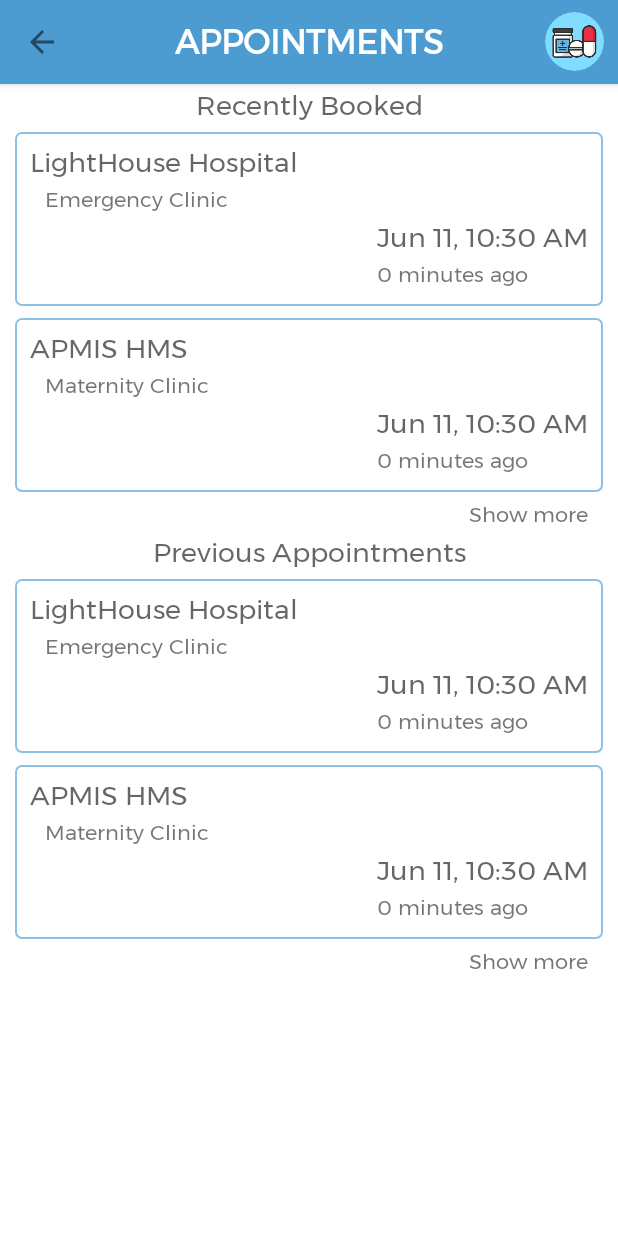
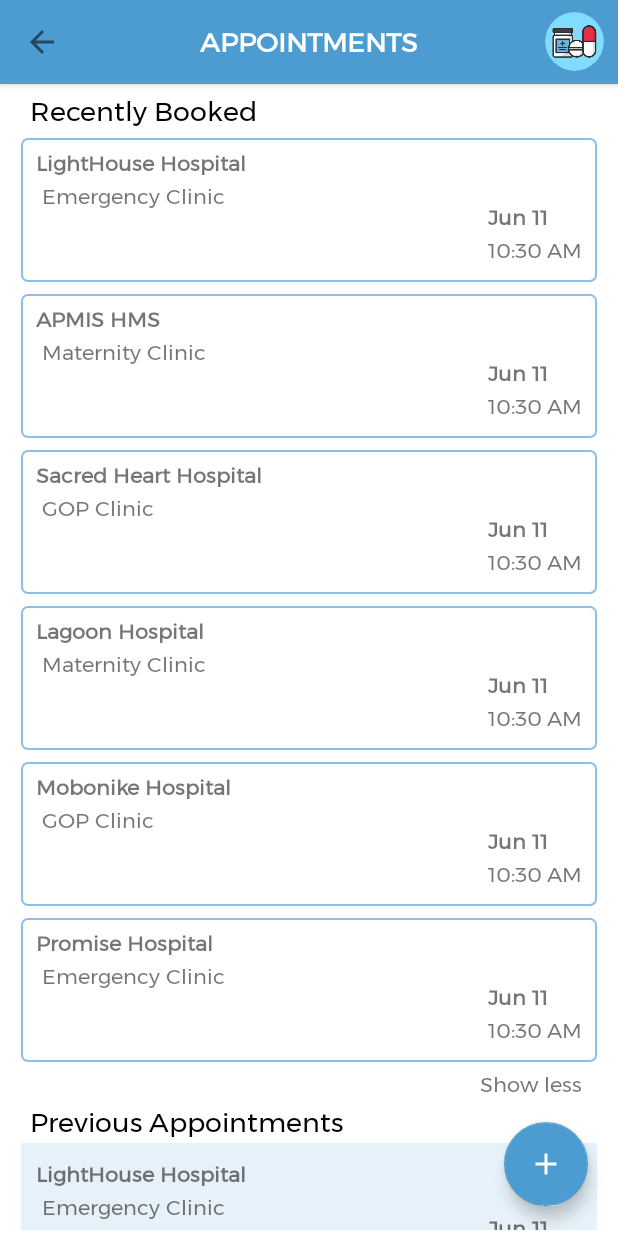
Before and after one commit to APMIS-HMS/cepdroid, an Android app: the fragment AppointmentFragment placed in its activity, after a tap on "Show more", on a phone screen of 412 x 824 dp. Run offline under Robolectric (Android 15) with nearby library versions, the phone set to English and light mode, and no system bars; our stand-ins replace ButterKnife, CircleImageView, Room's generated code, Volley; libraries missing offline, so code that uses them is left out: com.firebase.jobdispatcher.

Commit message:
Add apppointment set up, fix show more and show less

```diff
--- a/app/src/main/java/ng/apmis/apmismobile/ui/dashboard/appointment/AppointmentAdapter.java
+++ b/app/src/main/java/ng/apmis/apmismobile/ui/dashboard/appointment/AppointmentAdapter.java
@@ -3,6 +3,7 @@ package ng.apmis.apmismobile.ui.dashboard.appointment;
 import android.content.Context;
 import android.support.annotation.NonNull;
 import android.support.v7.widget.RecyclerView;
+import android.text.format.DateFormat;
 import android.text.format.DateUtils;
 import android.view.LayoutInflater;
 import android.view.View;
@@ -24,16 +25,18 @@ import static android.text.format.DateUtils.FORMAT_SHOW_TIME;
 public class AppointmentAdapter extends RecyclerView.Adapter<AppointmentAdapter.AppointmentViewHolder> {
 
     private Context mContext;
-    public ArrayList<Appointments> appointmentList;
-    int num = 1;
+    private ArrayList<Appointments> appointmentList;
+    private int num = 1;
+    private boolean isRecent = true;
 
     AppointmentAdapter(Context context) {
         mContext = context;
         appointmentList = new ArrayList<Appointments>();
     }
 
-    void setAppointmentList(ArrayList<Appointments> appointmentList) {
+    void setAppointmentList(ArrayList<Appointments> appointmentList, boolean isRecent) {
         this.appointmentList = appointmentList;
+        this.isRecent = isRecent;
         notifyDataSetChanged();
     }
 
@@ -54,8 +57,8 @@ public class AppointmentAdapter extends RecyclerView.Adapter<AppointmentAdapter.
         Appointments currentAppointment = appointmentList.get(position);
         holder.facilityNameTv.setText(currentAppointment.getFacilityName());
         holder.clinicNameTv.setText(currentAppointment.getClinicName());
-        holder.appointmentDateTv.setText(DateUtils.getRelativeDateTimeString(mContext, currentAppointment.getAppointmentDateTime(),0,0, FORMAT_SHOW_TIME));
-        holder.appointmentTimeTv.setText(DateUtils.getRelativeTimeSpanString(currentAppointment.getAppointmentDateTime()));
+        holder.appointmentDateTv.setText(String.format("%s %s", DateFormat.format("MMM", currentAppointment.getAppointmentDateTime()), DateFormat.format("dd", currentAppointment.getAppointmentDateTime())));
+        holder.appointmentTimeTv.setText(DateUtils.getRelativeTimeSpanString(mContext, currentAppointment.getAppointmentDateTime()));
 
     }
 
@@ -76,13 +79,27 @@ public class AppointmentAdapter extends RecyclerView.Adapter<AppointmentAdapter.
         return num * 2;
     }
 
+    void showMore() {
+        if ((num * 2) < appointmentList.size()) {
+            num = appointmentList.size();
+            notifyDataSetChanged();
+        }
+    }
+
+    void showLess() {
+        num = 1;
+        notifyDataSetChanged();
+    }
+
     class AppointmentViewHolder extends RecyclerView.ViewHolder {
 
         TextView facilityNameTv, clinicNameTv, appointmentDateTv, appointmentTimeTv;
 
         AppointmentViewHolder(View itemView) {
             super(itemView);
-
+            if (!isRecent) {
+                itemView.setBackgroundColor(mContext.getResources().getColor(R.color.transparent_blue));
+            }
             facilityNameTv = itemView.findViewById(R.id.facility_name_tv);
             clinicNameTv = itemView.findViewById(R.id.clinic_name_tv);
             appointmentDateTv = itemView.findViewById(R.id.appointment_date_tv);
--- a/app/src/main/java/ng/apmis/apmismobile/ui/dashboard/appointment/AppointmentFragment.java
+++ b/app/src/main/java/ng/apmis/apmismobile/ui/dashboard/appointment/AppointmentFragment.java
@@ -3,6 +3,7 @@ package ng.apmis.apmismobile.ui.dashboard.appointment;
 import android.os.Bundle;
 import android.support.annotation.NonNull;
 import android.support.annotation.Nullable;
+import android.support.design.widget.FloatingActionButton;
 import android.support.v4.app.Fragment;
 import android.support.v7.widget.LinearLayoutManager;
 import android.support.v7.widget.RecyclerView;
@@ -15,6 +16,8 @@ import android.widget.Toast;
 import java.util.ArrayList;
 import java.util.Date;
 
+import butterknife.BindView;
+import butterknife.ButterKnife;
 import ng.apmis.apmismobile.R;
 import ng.apmis.apmismobile.data.database.appointmentModel.Appointments;
 import ng.apmis.apmismobile.ui.dashboard.DashboardActivity;
@@ -25,14 +28,20 @@ import ng.apmis.apmismobile.ui.dashboard.DashboardActivity;
 
 public class AppointmentFragment extends Fragment implements View.OnClickListener {
 
-    AppointmentAdapterInteraction appointmentAdapterInteractionListener;
     AppointmentAdapter appointmentAdapterForRecent;
     AppointmentAdapter appointmentAdapterForPrevious;
+    boolean showMorePrevious, showMoreRecent = false;
+    @BindView(R.id.recently_booked_more_less)
+    TextView showMoreRecentTv;
+    @BindView(R.id.previous_appointment_more_less)
+    TextView showMorePreviousTv;
 
     @Nullable
     @Override
     public View onCreateView(@NonNull LayoutInflater inflater, @Nullable ViewGroup container, @Nullable Bundle savedInstanceState) {
         View rootView = inflater.inflate(R.layout.fragment_appointment, container, false);
+
+        ButterKnife.bind(this, rootView);
 
         assert getActivity() != null;
         ((DashboardActivity)getActivity()).bottomNavVisibility(false);
@@ -47,8 +56,9 @@ public class AppointmentFragment extends Fragment implements View.OnClickListene
 
         RecyclerView appointmentBookedRecycler = rootView.findViewById(R.id.recently_booked_recycler);
         RecyclerView previousAppointmentRecycler = rootView.findViewById(R.id.previous_appointment_recycler);
-        rootView.findViewById(R.id.previous_appointment_more_less).setOnClickListener(this);
-        rootView.findViewById(R.id.recently_booked_more_less).setOnClickListener(this);
+        showMorePreviousTv.setOnClickListener(this);
+        showMoreRecentTv.setOnClickListener(this);
+        rootView.findViewById(R.id.appointment_add_fab).setOnClickListener(this);
 
         appointmentAdapterForRecent = new AppointmentAdapter(getActivity());
         appointmentAdapterForPrevious = new AppointmentAdapter(getActivity());
@@ -59,45 +69,60 @@ public class AppointmentFragment extends Fragment implements View.OnClickListene
         appointmentBookedRecycler.setAdapter(appointmentAdapterForRecent);
         previousAppointmentRecycler.setAdapter(appointmentAdapterForPrevious);
 
-        appointmentAdapterForRecent.setAppointmentList(appointments);
-        appointmentAdapterForPrevious.setAppointmentList(appointments);
+        appointmentAdapterForRecent.setAppointmentList(appointments, true);
+        appointmentAdapterForPrevious.setAppointmentList(appointments, false);
 
 
         return rootView;
     }
 
+
     @Override
-    public void onPause() {
-        super.onPause();
-        assert getActivity() != null;
+    public void onStop() {
+        super.onStop();
         ((DashboardActivity)getActivity()).bottomNavVisibility(true);
+        ((DashboardActivity)getActivity()).setToolBarTitle("VIEW", false);
+    }
+
+    @Override
+    public void onResume() {
+        super.onResume();
+        ((DashboardActivity)getActivity()).bottomNavVisibility(false);
+        ((DashboardActivity)getActivity()).setToolBarTitle("APPOINTMENTS", false);
     }
 
     @Override
     public void onClick(View v) {
         switch (v.getId()) {
             case R.id.recently_booked_more_less:
-                Toast.makeText(getActivity(), "recently booked", Toast.LENGTH_SHORT).show();
-                if ((appointmentAdapterForRecent.num *2) < appointmentAdapterForRecent.appointmentList.size()) {
-                    appointmentAdapterForRecent.num = appointmentAdapterForRecent.appointmentList.size();
+                if (!showMoreRecent) {
+                    appointmentAdapterForRecent.showMore();
+                    showMoreRecent = true;
+                    showMoreRecentTv.setText(getResources().getString(R.string.show_less));
                 } else {
-                    appointmentAdapterForRecent.num = appointmentAdapterForRecent.num * 2;
+                    appointmentAdapterForRecent.showLess();
+                    showMoreRecent = false;
+                    showMoreRecentTv.setText(getResources().getString(R.string.show_more));
                 }
                 break;
             case R.id.previous_appointment_more_less:
-                Toast.makeText(getActivity(), "previously booked", Toast.LENGTH_SHORT).show();
-                if ((appointmentAdapterForPrevious.num *2) < appointmentAdapterForPrevious.appointmentList.size()) {
-                    appointmentAdapterForPrevious.num = appointmentAdapterForPrevious.appointmentList.size();
+                if (!showMorePrevious) {
+                    appointmentAdapterForPrevious.showMore();
+                    showMorePrevious = true;
+                    showMorePreviousTv.setText(getResources().getString(R.string.show_less));
                 } else {
-                    appointmentAdapterForPrevious.num = appointmentAdapterForPrevious.num * 2;
+                    appointmentAdapterForPrevious.showLess();
+                    showMorePrevious = false;
+                    showMorePreviousTv.setText(getResources().getString(R.string.show_more));
                 }
                 break;
+            case R.id.appointment_add_fab:
+                Toast.makeText(getActivity(), "Add New Appointment", Toast.LENGTH_SHORT).show();
+                getActivity().getSupportFragmentManager()
+                        .beginTransaction()
+                        .add(R.id.fragment_container, new AddAppointmentFragment())
+                        .addToBackStack("appointment")
+                        .commit();
         }
     }
-
-    interface AppointmentAdapterInteraction {
-        void showMore (View view);
-        void showLess (View view);
-    }
-
 }
--- /dev/null
+++ b/app/src/main/res/drawable/ic_add_black_24dp.xml
@@ -0,0 +1,9 @@
+<vector xmlns:android="http://schemas.android.com/apk/res/android"
+        android:width="24dp"
+        android:height="24dp"
+        android:viewportWidth="24.0"
+        android:viewportHeight="24.0">
+    <path
+        android:fillColor="#FFF"
+        android:pathData="M19,13h-6v6h-2v-6H5v-2h6V5h2v6h6v2z"/>
+</vector>
--- a/app/src/main/res/layout/action_bar.xml
+++ b/app/src/main/res/layout/action_bar.xml
@@ -9,7 +9,7 @@
 
     <TextView
         android:id="@+id/action_bar_title"
-        android:textAppearance="@style/Base.TextAppearance.AppCompat.Large"
+        android:textAppearance="@style/Base.TextAppearance.AppCompat.Medium"
         android:layout_width="wrap_content"
         android:layout_height="wrap_content"
         android:layout_gravity="center"
--- a/app/src/main/res/layout/appointment_list_item.xml
+++ b/app/src/main/res/layout/appointment_list_item.xml
@@ -1,6 +1,6 @@
 <?xml version="1.0" encoding="utf-8"?>
 <RelativeLayout xmlns:android="http://schemas.android.com/apk/res/android"
-    android:layout_width="match_parent" android:layout_height="120dp"
+    android:layout_width="match_parent" android:layout_height="100dp"
     android:background="@drawable/edittext_background"
     android:padding="10dp"
     android:layout_marginBottom="4dp"
@@ -12,7 +12,8 @@
         android:layout_width="wrap_content"
         android:layout_height="wrap_content"
         android:text="@string/facility_name"
-        android:textAppearance="@style/TextAppearance.AppCompat.Medium"/>
+        android:textStyle="bold"
+        android:textAppearance="@style/TextAppearance.AppCompat.Small"/>
 
     <TextView
         android:id="@+id/clinic_name_tv"
@@ -20,17 +21,18 @@
         android:layout_height="wrap_content"
         android:text="@string/clinic_name"
         android:layout_below="@+id/facility_name_tv"
-        android:layout_marginLeft="10dp"/>
+        android:layout_marginLeft="4dp"/>
 
     <TextView
         android:id="@+id/appointment_date_tv"
         android:layout_width="wrap_content"
         android:layout_height="wrap_content"
+        android:textStyle="bold"
         android:text="@string/appointment_date"
         android:layout_above="@+id/appointment_time_tv"
-        android:layout_alignParentEnd="true"
-        android:layout_alignParentRight="true"
-        android:textAppearance="@style/TextAppearance.AppCompat.Medium"/>
+        android:textAppearance="@style/TextAppearance.AppCompat.Small"
+        android:layout_alignStart="@+id/appointment_time_tv"
+        android:layout_alignLeft="@+id/appointment_time_tv" />
 
     <TextView
         android:id="@+id/appointment_time_tv"
@@ -38,7 +40,7 @@
         android:layout_height="wrap_content"
         android:text="@string/appointment_time"
         android:layout_alignParentBottom="true"
-        android:layout_alignStart="@id/appointment_date_tv"
-        android:layout_alignLeft="@id/appointment_date_tv" />
+        android:layout_alignParentEnd="true"
+        android:layout_alignParentRight="true" />
 
 </RelativeLayout>
--- a/app/src/main/res/layout/fragment_appointment.xml
+++ b/app/src/main/res/layout/fragment_appointment.xml
@@ -1,55 +1,88 @@
 <?xml version="1.0" encoding="utf-8"?>
 <RelativeLayout xmlns:android="http://schemas.android.com/apk/res/android"
-    android:layout_width="match_parent" android:layout_height="match_parent"
-    android:background="#fff">
+    android:layout_width="match_parent"
+    android:layout_height="match_parent"
+    xmlns:app="http://schemas.android.com/apk/res-auto"
+    android:background="#fff"
+    android:clickable="true"
+    android:focusable="true"
+    android:padding="4dp">
+
+    <ScrollView
+        android:layout_width="match_parent"
+        android:layout_height="match_parent">
+
+        <RelativeLayout
+            android:layout_width="match_parent"
+            android:layout_height="wrap_content">
 
             <TextView
-        android:text="@string/recently_booked"
+                android:id="@+id/recently_booked_header"
                 android:layout_width="match_parent"
                 android:layout_height="wrap_content"
-        android:gravity="center"
+                android:layout_marginLeft="16dp"
+                android:layout_marginStart="16dp"
+                android:text="@string/recently_booked"
                 android:textAppearance="@style/TextAppearance.AppCompat.Medium"
-        android:id="@+id/recently_booked_header"/>
+                android:textColor="@android:color/black" />
 
             <android.support.v7.widget.RecyclerView
                 android:id="@+id/recently_booked_recycler"
                 android:layout_width="match_parent"
                 android:layout_height="wrap_content"
-        android:layout_below="@+id/recently_booked_header"/>
+                android:layout_below="@+id/recently_booked_header" />
 
             <TextView
                 android:id="@+id/recently_booked_more_less"
                 android:layout_width="wrap_content"
                 android:layout_height="wrap_content"
-        android:text="@string/more"
                 android:layout_alignEnd="@id/recently_booked_recycler"
                 android:layout_alignRight="@id/recently_booked_recycler"
                 android:layout_below="@id/recently_booked_recycler"
-        android:paddingRight="20dp"/>
+                android:paddingRight="20dp"
+                android:text="@string/more" />
 
             <TextView
-        android:text="@string/previous_appointments"
+                android:id="@+id/previous_appointment_header"
                 android:layout_width="match_parent"
                 android:layout_height="wrap_content"
-        android:gravity="center"
+                android:layout_below="@id/recently_booked_more_less"
+                android:layout_marginLeft="16dp"
+                android:layout_marginStart="16dp"
+                android:text="@string/previous_appointments"
                 android:textAppearance="@style/TextAppearance.AppCompat.Medium"
-        android:id="@+id/previous_appointment_header"
-        android:layout_below="@id/recently_booked_more_less"/>
+                android:textColor="@android:color/black" />
 
             <android.support.v7.widget.RecyclerView
                 android:id="@+id/previous_appointment_recycler"
                 android:layout_width="match_parent"
                 android:layout_height="wrap_content"
-        android:layout_below="@+id/previous_appointment_header"/>
+                android:layout_below="@+id/previous_appointment_header" />
 
             <TextView
                 android:id="@+id/previous_appointment_more_less"
                 android:layout_width="wrap_content"
                 android:layout_height="wrap_content"
-        android:text="@string/more"
                 android:layout_alignEnd="@id/previous_appointment_recycler"
                 android:layout_alignRight="@id/previous_appointment_recycler"
                 android:layout_below="@id/previous_appointment_recycler"
-        android:paddingRight="20dp"/>
+                android:paddingRight="20dp"
+                android:text="@string/more" />
 
         </RelativeLayout>
+
+    </ScrollView>
+
+    <android.support.design.widget.FloatingActionButton
+        android:id="@+id/appointment_add_fab"
+        android:layout_width="wrap_content"
+        android:layout_height="wrap_content"
+        android:layout_alignParentBottom="true"
+        android:layout_alignParentEnd="true"
+        android:layout_alignParentRight="true"
+        android:layout_marginBottom="@dimen/activity_vertical_margin"
+        android:layout_marginEnd="@dimen/activity_vertical_margin"
+        android:layout_marginRight="@dimen/activity_vertical_margin"
+        app:srcCompat="@drawable/ic_add_black_24dp"/>
+
+</RelativeLayout>
```
Also changed, not shown: app/src/main/java/ng/apmis/apmismobile/ui/dashboard/appointment/AddAppointmentFragment.java (added, +53 -0 lines), app/src/main/java/ng/apmis/apmismobile/ui/dashboard/chat/ChatContextFragment.java (+8 -2 lines), app/src/main/res/drawable/spinner_background_no_background_color.xml (added, +39 -0 lines), app/src/main/res/layout/new_appointment_form.xml (added, +146 -0 lines), app/src/main/res/values/strings.xml (+41 -2 lines). Lines whose indentation alone changed are shown as unchanged.
